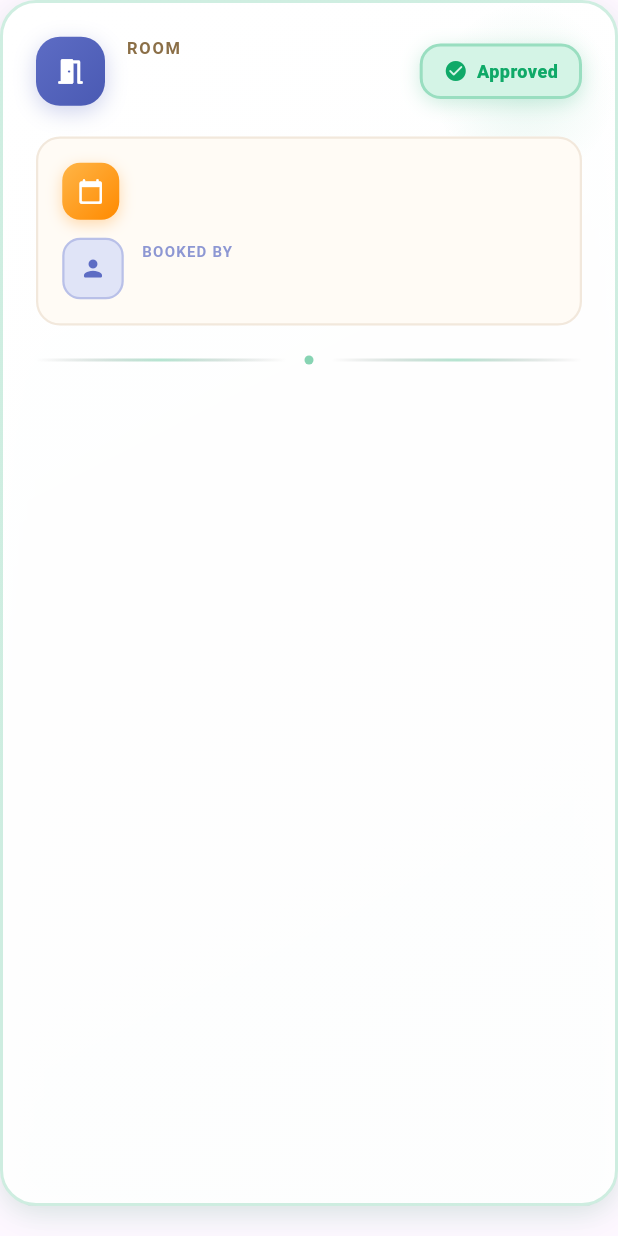
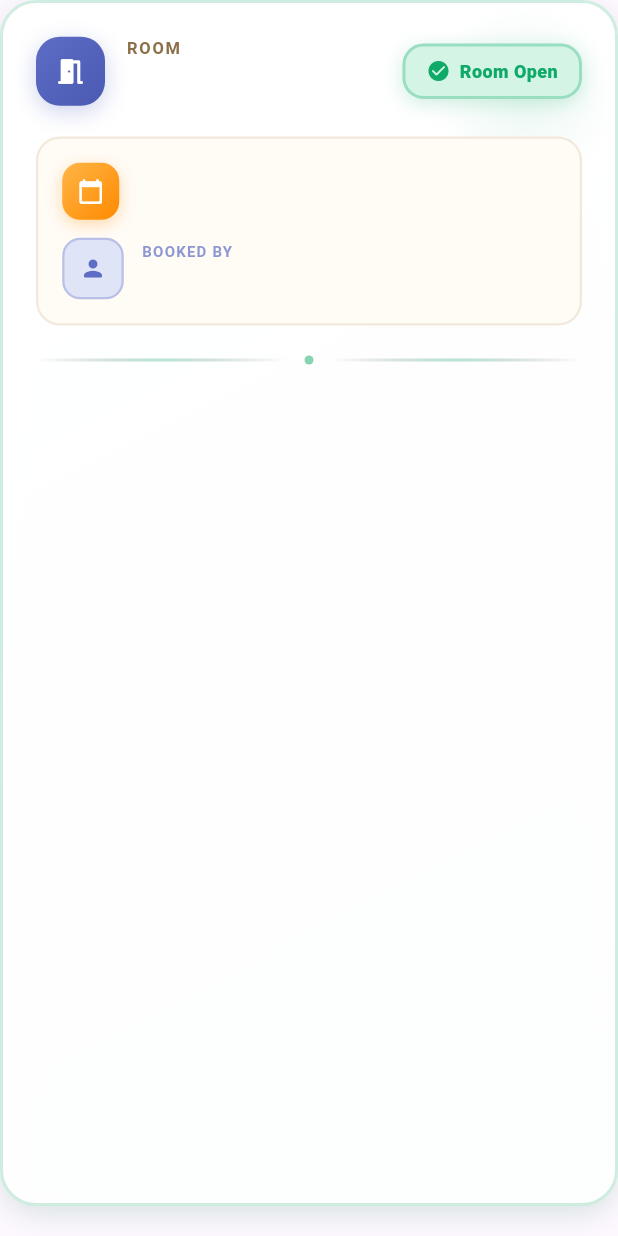
Before and after one commit to sasikrann/mobile_project, a Flutter app: the _BookingCard widget shown alone on an empty page, opened directly with empty values, on a phone screen of 412 x 824 dp. Run offline on Flutter 3.47's test engine with Material 3 defaults, Android fonts, the phone set to English and light mode, and no system bars; our stand-ins replace image_picker, shared_preferences; accounts and stored records are empty; network calls fail.

Commit message:
แก้สถานะ history staff ตรงมุมขวาบน ให้ขึ้นว่า room open / room close

```diff
--- a/lib/staff/staff_historybooking.dart
+++ b/lib/staff/staff_historybooking.dart
@@ -36,7 +36,8 @@ class _StaffHistoryBookingPageState extends State<StaffHistoryBookingPage>
         time: convertSlot(b['time_slot']),
         bookedBy: b['student_name'] ?? '',
         approvedBy: b['lecturer_name'] ?? '',
-          status: parseStatus(b['status']),
+        status: parseStatus(b['status']),          // สถานะ booking (Approved/Pending/Rejected)
+        roomStatus: (b['room_status'] ?? '').toString(), // สถานะห้องจาก rooms.status
         );
       }).toList();
     });
@@ -275,48 +276,32 @@ class _BookingCardState extends State<_BookingCard> with SingleTickerProviderSta
     super.dispose();
   }
 
+  bool get _isRoomClosed {
+  final rs = widget.booking.roomStatus.toLowerCase();
+  return rs == 'disabled' || rs == 'closed';
+}
+
   Color get _statusColor {
-    switch (widget.booking.status) {
-      case BookingStatus.approved:
-        return const Color(0xFF0FA968);
-      case BookingStatus.pending:
-        return const Color(0xFFE67E22);
-      case BookingStatus.disabled:
-        return const Color(0xFFE74C3C);
-    }
+      // ถ้าห้องปิด → แดง, ถ้าห้องเปิด → เขียว
+      return _isRoomClosed
+          ? const Color(0xFFE74C3C)
+          : const Color(0xFF0FA968);
     }
 
     Color get _statusBgColor {
-    switch (widget.booking.status) {
-      case BookingStatus.approved:
-        return const Color(0xFFD4F4E6);
-      case BookingStatus.pending:
-        return const Color(0xFFFDEDD7);
-      case BookingStatus.disabled:
-        return const Color(0xFFFFE8E8);
-    }
+      return _isRoomClosed
+          ? const Color(0xFFFFE8E8)
+          : const Color(0xFFD4F4E6);
     }
 
     String get _statusText {
-    switch (widget.booking.status) {
-      case BookingStatus.approved:
-        return 'Approved';
-      case BookingStatus.pending:
-        return 'Pending';
-      case BookingStatus.disabled:
-        return 'Room Closed';
-    }
+      return _isRoomClosed ? 'Room Closed' : 'Room Open';
     }
 
     IconData get _statusIcon {
-    switch (widget.booking.status) {
-      case BookingStatus.approved:
-        return Icons.check_circle_rounded;
-      case BookingStatus.pending:
-        return Icons.schedule_rounded;
-      case BookingStatus.disabled:
-        return Icons.block_rounded;
-    }
+      return _isRoomClosed
+          ? Icons.block_rounded
+          : Icons.check_circle_rounded;
     }
 
   @override
@@ -808,7 +793,8 @@ class BookingData {
   final String time;
   final String bookedBy;
   final String approvedBy;
-  final BookingStatus status;
+  final BookingStatus status;   // สถานะการจอง
+  final String roomStatus;      // สถานะห้อง
 
   BookingData({
     required this.roomNumber,
@@ -817,18 +803,21 @@ class BookingData {
     required this.bookedBy,
     required this.approvedBy,
     required this.status,
+    required this.roomStatus,
   });
 }
 BookingStatus parseStatus(String s) {
-  switch (s) {
-    case 'approved':
-      return BookingStatus.approved;
-    case 'pending':
-      return BookingStatus.pending;
-    case 'rejected':
-    default:
-      return BookingStatus.disabled;
+  final v = s.toLowerCase();
+
+  if (v == 'available' || v == 'open') {
+    return BookingStatus.approved; // หรือจะสร้าง BookingStatus.roomOpen แยกก็ได้
   }
+
+  if (v == 'disabled' || v == 'closed') {
+    return BookingStatus.disabled;  // Room Closed
+  }
+
+  return BookingStatus.pending;   // fallback
 }
 String convertSlot(String slot) {
   switch (slot) {
```
Also changed, not shown: 1 other file. Lines whose indentation alone changed are shown as unchanged.
